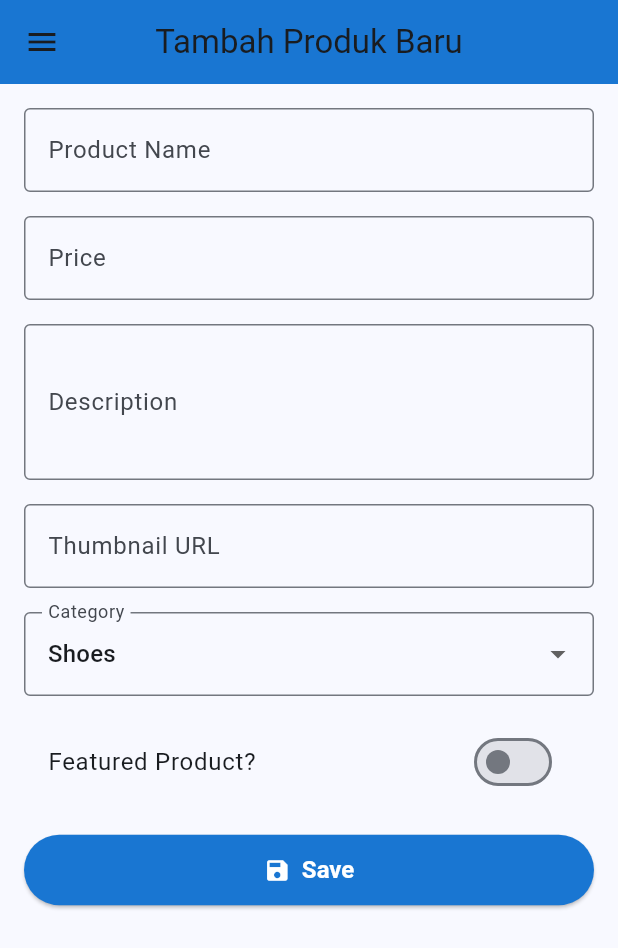
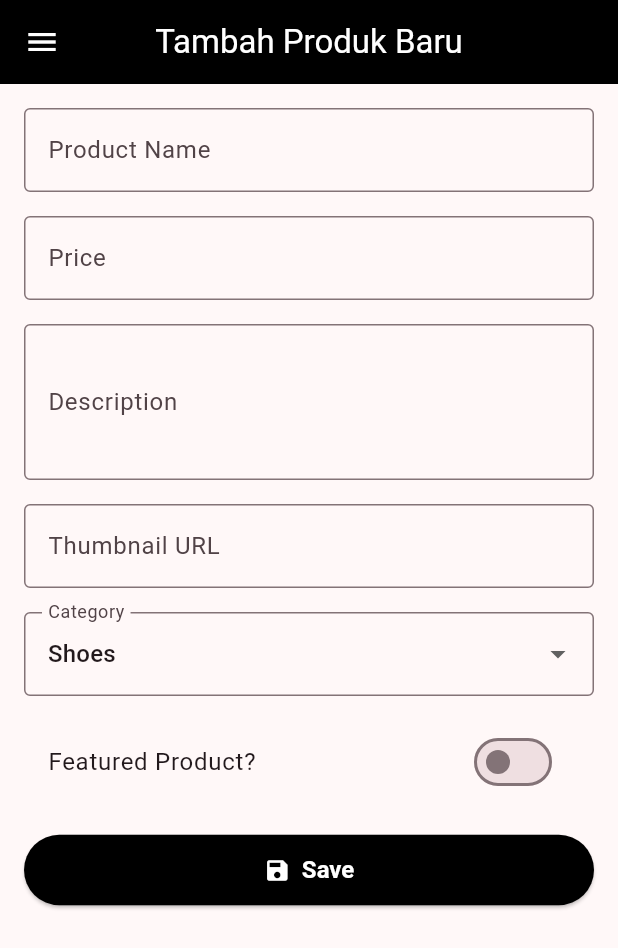
Before and after one commit to maknoon1a/athletica-sportsware-mobile, a Flutter app: the screen it shows after launch, after a tap on "Create Product", on a phone screen of 412 x 824 dp. Shown: the top 948 px of the screen. Run offline on Flutter 3.47's test engine with Material 3 defaults, Android fonts, the phone set to English and light mode, and no system bars; network calls fail.

Commit message:
Mengubah styling menjadi black and white

```diff
--- a/lib/main.dart
+++ b/lib/main.dart
@@ -2,22 +2,28 @@ import 'package:flutter/material.dart';
 import 'screens/menu.dart';
 
 void main() {
-  runApp(const FootballShopApp());
+  runApp(const MyApp());
 }
 
-class FootballShopApp extends StatelessWidget {
-  const FootballShopApp({super.key});
+// Widget utama aplikasi
+// Ini cuma setup awal aja, simpel banget
+class MyApp extends StatelessWidget {
+  const MyApp({super.key});
 
   @override
   Widget build(BuildContext context) {
     return MaterialApp(
       title: 'Football Shop',
+      // Theme hitam putih biar keliatan clean & minimalis
       theme: ThemeData(
-        colorScheme: ColorScheme.fromSeed(seedColor: Colors.blue),
+        colorScheme: ColorScheme.fromSeed(
+          seedColor: Colors.black,
+          brightness: Brightness.light,
+        ),
         useMaterial3: true,
       ),
       home: const MenuPage(),
-      debugShowCheckedModeBanner: false,
+      debugShowCheckedModeBanner: false, // Ilangin banner debug di pojok
     );
   }
 }
--- a/lib/screens/form_page.dart
+++ b/lib/screens/form_page.dart
@@ -1,6 +1,9 @@
 import 'package:flutter/material.dart';
 import '../widgets/left_drawer.dart';
+import 'menu.dart';
 
+// Halaman form untuk nambah produk baru
+// Ada validasi di setiap input biar datanya bener semua
 class ProductFormPage extends StatefulWidget {
   const ProductFormPage({super.key});
 
@@ -9,18 +12,18 @@ class ProductFormPage extends StatefulWidget {
 }
 
 class _ProductFormPageState extends State<ProductFormPage> {
-  // Kunci global untuk mengontrol status form (valid atau tidak)
+  // Key untuk ngecek validasi form secara keseluruhan
   final _formKey = GlobalKey<FormState>();
 
-  // Variabel penampung input pengguna
-  String _name = '';          // Nama produk
-  int _price = 0;             // Harga produk
-  String _description = '';   // Deskripsi produk
-  String _thumbnail = '';     // URL gambar produk
-  String _category = 'Shoes'; // Kategori default
-  bool _isFeatured = false;   // Status featured produk
+  // Variabel penampung input user
+  String _name = '';
+  int _price = 0;
+  String _description = '';
+  String _thumbnail = '';
+  String _category = 'Shoes';
+  bool _isFeatured = false;
 
-  // Daftar kategori untuk dropdown
+  // Opsi kategori yang tersedia
   final List<String> _categories = ['Shoes', 'Jersey', 'Accessories'];
 
   @override
@@ -28,50 +31,48 @@ class _ProductFormPageState extends State<ProductFormPage> {
     return Scaffold(
       appBar: AppBar(
         title: const Text('Tambah Produk Baru'),
-        backgroundColor: Colors.blue.shade700,
+        backgroundColor: Colors.black,
+        foregroundColor: Colors.white,
         centerTitle: true,
       ),
       drawer: const LeftDrawer(),
       body: Padding(
         padding: const EdgeInsets.all(16.0),
         child: Form(
-          key: _formKey, // Hubungkan form dengan GlobalKey agar bisa divalidasi
+          key: _formKey, // Pasang key biar bisa divalidasi nanti
           child: ListView(
             children: [
-              // ==================== INPUT NAMA PRODUK ====================
+              // Input nama produk
+              // Harus diisi, minimal 3 karakter, maksimal 50
               TextFormField(
                 decoration: const InputDecoration(
                   labelText: 'Product Name',
                   border: OutlineInputBorder(),
                 ),
-                // Setiap kali user mengetik, simpan nilainya ke variabel _name
                 onChanged: (value) => setState(() => _name = value),
-                // Validator digunakan untuk memastikan input valid sebelum disubmit
                 validator: (value) {
-                  // Cek apakah kosong
                   if (value == null || value.isEmpty) {
                     return 'Name cannot be empty';
                   }
-                  // Cek panjang minimal
-                  else if (value.length < 3) {
+                  if (value.length < 3) {
                     return 'Name must be at least 3 characters';
                   }
-                  // Cek panjang maksimal agar tidak terlalu panjang
-                  else if (value.length > 50) {
+                  if (value.length > 50) {
                     return 'Name cannot exceed 50 characters';
                   }
-                  return null; // Jika valid
+                  return null;
                 },
               ),
               const SizedBox(height: 16),
 
-              // ==================== INPUT HARGA PRODUK ====================
+              // Input harga produk
+              // Harus angka, gak boleh negatif
               TextFormField(
                 decoration: const InputDecoration(
                   labelText: 'Price',
                   border: OutlineInputBorder(),
                 ),
-                keyboardType: TextInputType.number, // Biar muncul keyboard angka
+                keyboardType: TextInputType.number,
                 onChanged: (value) =>
                     setState(() => _price = int.tryParse(value) ?? 0),
                 validator: (value) {
@@ -79,12 +80,10 @@ class _ProductFormPageState extends State<ProductFormPage> {
                     return 'Price cannot be empty';
                   }
                   final price = int.tryParse(value);
-                  // Cek apakah input bisa diubah ke angka
                   if (price == null) {
                     return 'Price must be a number';
                   }
-                  // Cegah harga negatif
-                  else if (price < 0) {
+                  if (price < 0) {
                     return 'Price cannot be negative';
                   }
                   return null;
@@ -92,24 +91,23 @@ class _ProductFormPageState extends State<ProductFormPage> {
               ),
               const SizedBox(height: 16),
 
-              // ==================== INPUT DESKRIPSI PRODUK ====================
+              // Input deskripsi produk
+              // Minimal 10 karakter, maksimal 200
               TextFormField(
                 decoration: const InputDecoration(
                   labelText: 'Description',
                   border: OutlineInputBorder(),
                 ),
-                maxLines: 3, // Biar textarea lebih luas
+                maxLines: 3,
                 onChanged: (value) => setState(() => _description = value),
                 validator: (value) {
                   if (value == null || value.isEmpty) {
                     return 'Description cannot be empty';
                   }
-                  // Biar deskripsi gak terlalu pendek
-                  else if (value.length < 10) {
+                  if (value.length < 10) {
                     return 'Description must be at least 10 characters';
                   }
-                  // Batas panjang maksimal biar gak kebanyakan karakter
-                  else if (value.length > 200) {
+                  if (value.length > 200) {
                     return 'Description cannot exceed 200 characters';
                   }
                   return null;
@@ -117,7 +115,8 @@ class _ProductFormPageState extends State<ProductFormPage> {
               ),
               const SizedBox(height: 16),
 
-              // ==================== INPUT URL THUMBNAIL ====================
+              // Input URL gambar produk
+              // Harus format URL valid dan berakhiran .jpg/.png/.jpeg/.gif
               TextFormField(
                 decoration: const InputDecoration(
                   labelText: 'Thumbnail URL',
@@ -128,14 +127,8 @@ class _ProductFormPageState extends State<ProductFormPage> {
                   if (value == null || value.isEmpty) {
                     return 'Thumbnail URL cannot be empty';
                   }
-
-                  // Pola regex (regular expression) untuk validasi URL
-                  // ^(https?:\/\/) → harus diawali http:// atau https://
-                  // .+\.(jpg|jpeg|png|gif)$ → harus diakhiri ekstensi gambar valid
+                  // Regex buat ngecek format URL gambar
                   final pattern = r'^(https?:\/\/).+\.(jpg|jpeg|png|gif)$';
-
-                  // RegExp digunakan untuk mencocokkan pola (string matching)
-                  // Di sini kita memastikan format URL valid dan berisi file gambar
                   if (!RegExp(pattern).hasMatch(value)) {
                     return 'Invalid URL format (must start with http/https and end with .jpg/.png)';
                   }
@@ -144,40 +137,35 @@ class _ProductFormPageState extends State<ProductFormPage> {
               ),
               const SizedBox(height: 16),
 
-              // ==================== DROPDOWN KATEGORI PRODUK ====================
+              // Dropdown pilih kategori
               DropdownButtonFormField<String>(
                 decoration: const InputDecoration(
                   labelText: 'Category',
                   border: OutlineInputBorder(),
                 ),
-                value: _category, // Nilai awal kategori
-                items: _categories.map((String category) {
-                  // Buat setiap opsi dropdown dari list
-                  return DropdownMenuItem<String>(
-                    value: category,
-                    child: Text(category),
-                  );
-                }).toList(),
-                // Simpan kategori yang dipilih user
+                value: _category,
+                items: _categories
+                    .map((cat) => DropdownMenuItem(value: cat, child: Text(cat)))
+                    .toList(),
                 onChanged: (value) => setState(() => _category = value!),
               ),
               const SizedBox(height: 16),
 
-              // ==================== SWITCH FEATURED PRODUK ====================
-              // Memberi opsi apakah produk ini termasuk produk unggulan
+              // Switch buat nandain produk featured atau bukan
               SwitchListTile(
                 title: const Text('Featured Product?'),
                 value: _isFeatured,
+                activeColor: Colors.black,
                 onChanged: (value) => setState(() => _isFeatured = value),
               ),
               const SizedBox(height: 20),
 
-              // ==================== TOMBOL SIMPAN PRODUK ====================
+              // Tombol save - validasi dulu sebelum nampilin dialog
               ElevatedButton.icon(
                 icon: const Icon(Icons.save),
                 label: const Text('Save'),
                 style: ElevatedButton.styleFrom(
-                  backgroundColor: Colors.blue.shade700,
+                  backgroundColor: Colors.black,
                   foregroundColor: Colors.white,
                   padding: const EdgeInsets.symmetric(vertical: 14),
                   textStyle: const TextStyle(
@@ -186,31 +174,43 @@ class _ProductFormPageState extends State<ProductFormPage> {
                   ),
                 ),
                 onPressed: () {
-                  // Jalankan validasi seluruh form
+                  // Cek validasi semua field
                   if (_formKey.currentState!.validate()) {
-                    // Kalau semua valid, munculkan pop-up menampilkan data yang dimasukkan user
+                    // Kalo valid, munculin dialog konfirmasi
                     showDialog(
                       context: context,
                       builder: (context) => AlertDialog(
                         title: const Text('Product Information'),
                         content: SingleChildScrollView(
-                          child: ListBody(
+                          child: Column(
+                            crossAxisAlignment: CrossAxisAlignment.start,
+                            mainAxisSize: MainAxisSize.min,
                             children: [
                               Text('Name: $_name'),
+                              const SizedBox(height: 4),
                               Text('Price: $_price'),
+                              const SizedBox(height: 4),
                               Text('Description: $_description'),
+                              const SizedBox(height: 4),
                               Text('Thumbnail: $_thumbnail'),
+                              const SizedBox(height: 4),
                               Text('Category: $_category'),
-                              Text(
-                                'Featured: ${_isFeatured ? "Yes" : "No"}',
-                              ),
+                              const SizedBox(height: 4),
+                              Text('Featured: ${_isFeatured ? "Yes" : "No"}'),
                             ],
                           ),
                         ),
                         actions: [
-                          // Tombol untuk menutup dialog
                           TextButton(
-                            onPressed: () => Navigator.pop(context),
+                            onPressed: () {
+                              Navigator.pop(context); // Tutup dialog dulu
+                              Navigator.pushReplacement(
+                                context,
+                                MaterialPageRoute(
+                                  builder: (context) => const MenuPage(),
+                                ),
+                              );
+                            },
                             child: const Text('OK'),
                           ),
                         ],
--- a/lib/screens/menu.dart
+++ b/lib/screens/menu.dart
@@ -3,36 +3,31 @@ import 'package:athletica_sportswear/widgets/left_drawer.dart';
 import 'package:athletica_sportswear/widgets/product_card.dart';
 import 'package:athletica_sportswear/screens/form_page.dart';
 
+// Halaman utama - tampilin tombol-tombol aksi & daftar produk
 class MenuPage extends StatelessWidget {
   const MenuPage({super.key});
 
   @override
   Widget build(BuildContext context) {
-    final ButtonStyle buttonStyle = ElevatedButton.styleFrom(
+    // Style button yang konsisten buat semua tombol
+    final buttonStyle = ElevatedButton.styleFrom(
       padding: const EdgeInsets.symmetric(horizontal: 24, vertical: 16),
-      shape: RoundedRectangleBorder(
-        borderRadius: BorderRadius.circular(12),
-      ),
-      textStyle: const TextStyle(
-        fontSize: 16,
-        fontWeight: FontWeight.w600,
-      ),
+      shape: RoundedRectangleBorder(borderRadius: BorderRadius.circular(12)),
+      textStyle: const TextStyle(fontSize: 16, fontWeight: FontWeight.w600),
       foregroundColor: Colors.white,
     );
 
+    // Helper function buat nampilin snackbar
     void showSnackBar(String message) {
       ScaffoldMessenger.of(context).showSnackBar(
-        SnackBar(
-          content: Text(message),
-          duration: const Duration(seconds: 2),
-        ),
+        SnackBar(content: Text(message), duration: const Duration(seconds: 2)),
       );
     }
 
     return Scaffold(
       appBar: AppBar(
         title: const Text('Football Shop'),
-        backgroundColor: Colors.green[700],
+        backgroundColor: Colors.black,
         foregroundColor: Colors.white,
       ),
       drawer: const LeftDrawer(),
@@ -41,47 +36,43 @@ class MenuPage extends StatelessWidget {
         child: Column(
           crossAxisAlignment: CrossAxisAlignment.start,
           children: [
+            // Judul section
             const Text(
               'Daftar Produk',
               style: TextStyle(fontSize: 24, fontWeight: FontWeight.bold),
             ),
             const SizedBox(height: 16),
 
-            // 🔹 Tombol-tombol sejajar
+            // Tombol-tombol aksi (horizontal scroll kalo layar kecil)
             SingleChildScrollView(
               scrollDirection: Axis.horizontal,
               child: Row(
-                mainAxisAlignment: MainAxisAlignment.spaceEvenly,
                 children: [
-                  // All Products
+                  // Tombol All Products - nampilin semua produk
                   ElevatedButton.icon(
-                    onPressed: () {
-                      showSnackBar("Kamu telah menekan tombol All Products");
-                    },
+                    onPressed: () =>
+                        showSnackBar("Kamu telah menekan tombol All Products"),
                     icon: const Icon(Icons.shopping_bag),
                     label: const Text("All Products"),
                     style: buttonStyle.copyWith(
-                      backgroundColor:
-                          WidgetStateProperty.all(Colors.blue.shade600),
+                      backgroundColor: WidgetStateProperty.all(Colors.grey[800]),
                     ),
                   ),
                   const SizedBox(width: 12),
 
-                  // My Products
+                  // Tombol My Products - filter produk milik user
                   ElevatedButton.icon(
-                    onPressed: () {
-                      showSnackBar("Kamu telah menekan tombol My Products");
-                    },
+                    onPressed: () =>
+                        showSnackBar("Kamu telah menekan tombol My Products"),
                     icon: const Icon(Icons.person),
                     label: const Text("My Products"),
                     style: buttonStyle.copyWith(
-                      backgroundColor:
-                          WidgetStateProperty.all(Colors.green.shade600),
+                      backgroundColor: WidgetStateProperty.all(Colors.grey[700]),
                     ),
                   ),
                   const SizedBox(width: 12),
 
-                  // Create Product (buka form tambah produk)
+                  // Tombol Create Product - buka form tambah produk
                   ElevatedButton.icon(
                     onPressed: () {
                       Navigator.push(
@@ -94,37 +85,31 @@ class MenuPage extends StatelessWidget {
                     icon: const Icon(Icons.add),
                     label: const Text("Create Product"),
                     style: buttonStyle.copyWith(
-                      backgroundColor:
-                          WidgetStateProperty.all(Colors.red.shade600),
+                      backgroundColor: WidgetStateProperty.all(Colors.black),
                     ),
                   ),
                 ],
               ),
             ),
-
             const SizedBox(height: 24),
 
-            // 🔹 Produk dummy
+            // Daftar produk dummy (nanti bisa diganti dengan data dari API)
             Expanded(
               child: ListView(
                 children: const [
                   ProductCard(
                     name: 'Nike Phantom GX',
                     price: 2999000,
-                    description:
-                        'Sepatu bola premium dengan kontrol bola maksimal.',
-                    thumbnail:
-                        'https://static.nike.com/a/images/c_limit,w_592,f_auto/t_product_v1/0d3e92c7-97f4-4dcf-8ef9-3e1d05cf0e15/phantom-gx-elite-fg-sepatu-bola-renda-kW6bVz.png',
+                    description: 'Sepatu bola premium dengan kontrol bola maksimal.',
+                    thumbnail: 'https://static.nike.com/a/images/t_web_pdp_936_v2/f_auto/0f1cce41-4f49-484a-bc5e-16f782c71b32/PHANTOM+GX+CLUB+FG%2FMG.png',
                     category: 'Sepatu',
                     isFeatured: true,
                   ),
                   ProductCard(
                     name: 'Adidas Predator',
                     price: 2799000,
-                    description:
-                        'Sepatu legendaris untuk pengendalian bola tingkat tinggi.',
-                    thumbnail:
-                        'https://assets.adidas.com/images/w_600,f_auto,q_auto/b4b3439a4d6a49c6a929ae74012e37df_9366/Predator_Accuracy.1_Firm_Ground_Boots_HQ1024_22_model.jpg',
+                    description: 'Sepatu legendaris untuk pengendalian bola tingkat tinggi.',
+                    thumbnail: 'https://static.nike.com/a/images/t_web_pdp_936_v2/f_auto/0f1cce41-4f49-484a-bc5e-16f782c71b32/PHANTOM+GX+CLUB+FG%2FMG.png',
                     category: 'Sepatu',
                     isFeatured: false,
                   ),
--- a/lib/widgets/left_drawer.dart
+++ b/lib/widgets/left_drawer.dart
@@ -2,6 +2,8 @@ import 'package:flutter/material.dart';
 import '../screens/menu.dart';
 import '../screens/form_page.dart';
 
+// Drawer alias menu samping yang bisa di-swipe dari kiri
+// Isinya navigasi ke halaman-halaman utama
 class LeftDrawer extends StatelessWidget {
   const LeftDrawer({super.key});
 
@@ -9,13 +11,11 @@ class LeftDrawer extends StatelessWidget {
   Widget build(BuildContext context) {
     return Drawer(
       child: ListView(
-        padding: EdgeInsets.zero, // biar header nempel di atas
+        padding: EdgeInsets.zero, // Biar header nempel sempurna di atas
         children: [
-          // Drawer Header
+          // Header drawer - bagian atas yang ada icon & judul
           DrawerHeader(
-            decoration: BoxDecoration(
-              color: Colors.blue.shade700,
-            ),
+            decoration: const BoxDecoration(color: Colors.black),
             child: const Column(
               mainAxisAlignment: MainAxisAlignment.center,
               crossAxisAlignment: CrossAxisAlignment.start,
@@ -34,14 +34,12 @@ class LeftDrawer extends StatelessWidget {
             ),
           ),
 
-          // Opsi Halaman Utama
+          // Menu ke Halaman Utama
           ListTile(
             leading: const Icon(Icons.home),
             title: const Text('Halaman Utama'),
             onTap: () {
-              // Tutup drawer dulu
-              Navigator.pop(context);
-              // Ganti halaman ke MenuPage
+              Navigator.pop(context); // Tutup drawer dulu
               Navigator.pushReplacement(
                 context,
                 MaterialPageRoute(builder: (context) => const MenuPage()),
@@ -49,7 +47,7 @@ class LeftDrawer extends StatelessWidget {
             },
           ),
 
-          // Opsi Tambah Produk
+          // Menu ke Form Tambah Produk
           ListTile(
             leading: const Icon(Icons.add_box),
             title: const Text('Tambah Produk'),
--- a/lib/widgets/product_card.dart
+++ b/lib/widgets/product_card.dart
@@ -1,5 +1,7 @@
 import 'package:flutter/material.dart';
 
+// Card untuk nampilin satu produk
+// Bentuknya horizontal: gambar di kiri, info di kanan
 class ProductCard extends StatelessWidget {
   final String name;
   final int price;
@@ -21,17 +23,18 @@ class ProductCard extends StatelessWidget {
   @override
   Widget build(BuildContext context) {
     return Card(
-      elevation: 4,
+      elevation: 2, // Shadow tipis biar ada depth dikit
       margin: const EdgeInsets.symmetric(vertical: 10, horizontal: 16),
       shape: RoundedRectangleBorder(
         borderRadius: BorderRadius.circular(12),
+        side: const BorderSide(color: Colors.black12, width: 1), // Border tipis
       ),
       child: Padding(
         padding: const EdgeInsets.all(12.0),
         child: Row(
           crossAxisAlignment: CrossAxisAlignment.start,
           children: [
-            // 🔹 Gambar thumbnail
+            // Gambar thumbnail produk
             ClipRRect(
               borderRadius: BorderRadius.circular(8),
               child: Image.network(
@@ -39,6 +42,7 @@ class ProductCard extends StatelessWidget {
                 width: 90,
                 height: 90,
                 fit: BoxFit.cover,
+                // Kalo gambar gagal load, tampilin placeholder abu-abu
                 errorBuilder: (context, error, stackTrace) {
                   return Container(
                     width: 90,
@@ -51,28 +55,31 @@ class ProductCard extends StatelessWidget {
             ),
             const SizedBox(width: 16),
 
-            // 🔹 Info produk
+            // Info produk (nama, kategori, deskripsi, harga)
             Expanded(
               child: Column(
                 crossAxisAlignment: CrossAxisAlignment.start,
                 children: [
-                  // Nama produk
+                  // Baris pertama: nama produk & badge "Featured" (kalo ada)
                   Row(
                     mainAxisAlignment: MainAxisAlignment.spaceBetween,
                     children: [
-                      Text(
-                        name,
-                        style: const TextStyle(
-                          fontSize: 18,
-                          fontWeight: FontWeight.bold,
+                      Expanded(
+                        child: Text(
+                          name,
+                          style: const TextStyle(
+                            fontSize: 18,
+                            fontWeight: FontWeight.bold,
+                          ),
                         ),
                       ),
+                      // Badge "Featured" muncul cuma kalo isFeatured == true
                       if (isFeatured)
                         Container(
                           padding: const EdgeInsets.symmetric(
                               horizontal: 8, vertical: 4),
                           decoration: BoxDecoration(
-                            color: Colors.orange.shade400,
+                            color: Colors.black,
                             borderRadius: BorderRadius.circular(6),
                           ),
                           child: const Text(
@@ -88,29 +95,28 @@ class ProductCard extends StatelessWidget {
                   ),
                   const SizedBox(height: 4),
 
-                  // Kategori
+                  // Kategori (dengan warna abu-abu)
                   Text(
                     category,
-                    style: TextStyle(color: Colors.grey.shade600),
+                    style: const TextStyle(color: Colors.grey),
                   ),
-
                   const SizedBox(height: 6),
 
-                  // Deskripsi singkat
+                  // Deskripsi produk (maksimal 2 baris)
                   Text(
                     description,
                     maxLines: 2,
-                    overflow: TextOverflow.ellipsis,
+                    overflow: TextOverflow.ellipsis, // Kalo kepanjangan, tampilin "..."
                   ),
-
                   const SizedBox(height: 6),
 
-                  // Harga
+                  // Harga produk
                   Text(
                     'Rp $price',
                     style: const TextStyle(
-                      color: Colors.blue,
+                      color: Colors.black,
                       fontWeight: FontWeight.bold,
+                      fontSize: 16,
                     ),
                   ),
                 ],
```
Also changed, not shown: 1 other file.
